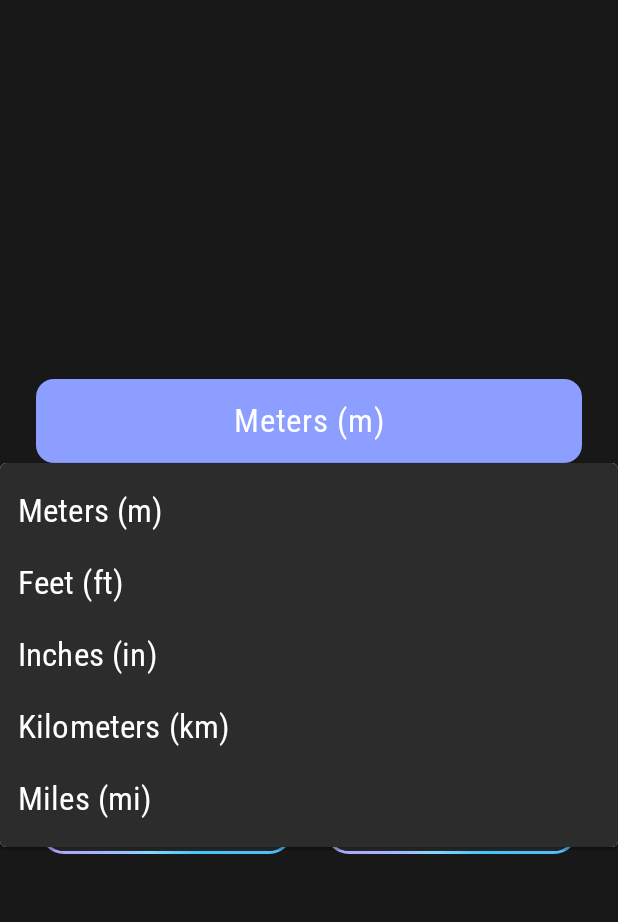
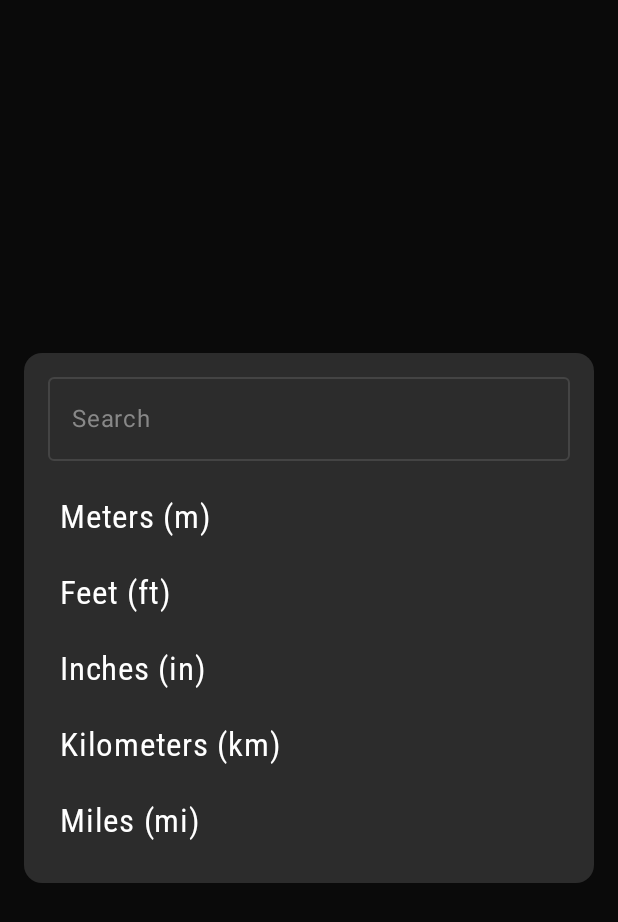
Before and after one commit to Rabbit-Town-Software/convertly, an Android app built with Jetpack Compose: the ConversionActivity screen opened directly, with no data from a screen before it, after a tap on "Meters (m)", on a phone screen of 412 x 824 dp. Shown: the top 922 px of the screen. Run offline under Robolectric (Android 15) with nearby library versions, the phone set to English and light mode, and no system bars; 2 other taps on this screen came first.

Commit message:
Updated The ConversionScreen Dropdown Box
made it prettier

```diff
--- a/app/src/main/java/com/example/unit_converter/ConversionScreen.kt
+++ b/app/src/main/java/com/example/unit_converter/ConversionScreen.kt
@@ -2,31 +2,70 @@ package com.example.unit_converter
 
 import android.annotation.SuppressLint
 import android.widget.Toast
-import androidx.compose.animation.core.*
+import androidx.compose.animation.core.LinearEasing
+import androidx.compose.animation.core.RepeatMode
+import androidx.compose.animation.core.animateFloat
+import androidx.compose.animation.core.infiniteRepeatable
+import androidx.compose.animation.core.rememberInfiniteTransition
+import androidx.compose.animation.core.tween
 import androidx.compose.foundation.background
 import androidx.compose.foundation.clickable
-import androidx.compose.foundation.layout.*
+import androidx.compose.foundation.layout.Arrangement
+import androidx.compose.foundation.layout.Box
+import androidx.compose.foundation.layout.Column
+import androidx.compose.foundation.layout.PaddingValues
+import androidx.compose.foundation.layout.Row
+import androidx.compose.foundation.layout.Spacer
+import androidx.compose.foundation.layout.fillMaxSize
+import androidx.compose.foundation.layout.fillMaxWidth
+import androidx.compose.foundation.layout.height
+import androidx.compose.foundation.layout.heightIn
+import androidx.compose.foundation.layout.padding
+import androidx.compose.foundation.lazy.LazyColumn
+import androidx.compose.foundation.lazy.items
 import androidx.compose.foundation.shape.RoundedCornerShape
 import androidx.compose.foundation.text.KeyboardActions
 import androidx.compose.foundation.text.KeyboardOptions
-import androidx.compose.material3.*
-import androidx.compose.runtime.*
-import androidx.compose.ui.*
+import androidx.compose.material3.Button
+import androidx.compose.material3.ButtonDefaults
+import androidx.compose.material3.LocalTextStyle
+import androidx.compose.material3.OutlinedTextField
+import androidx.compose.material3.OutlinedTextFieldDefaults
+import androidx.compose.material3.Surface
+import androidx.compose.material3.Text
+import androidx.compose.runtime.Composable
+import androidx.compose.runtime.getValue
+import androidx.compose.runtime.mutableStateOf
+import androidx.compose.runtime.remember
+import androidx.compose.runtime.setValue
+import androidx.compose.ui.Alignment
+import androidx.compose.ui.Modifier
 import androidx.compose.ui.draw.drawBehind
 import androidx.compose.ui.geometry.CornerRadius
 import androidx.compose.ui.geometry.Offset
 import androidx.compose.ui.geometry.Size
-import androidx.compose.ui.graphics.*
+import androidx.compose.ui.graphics.Brush
+import androidx.compose.ui.graphics.Color
 import androidx.compose.ui.graphics.drawscope.Stroke
+import androidx.compose.ui.graphics.lerp
 import androidx.compose.ui.hapticfeedback.HapticFeedbackType
-import androidx.compose.ui.platform.*
-import androidx.compose.ui.text.*
+import androidx.compose.ui.platform.LocalClipboardManager
+import androidx.compose.ui.platform.LocalContext
+import androidx.compose.ui.platform.LocalHapticFeedback
+import androidx.compose.ui.platform.LocalSoftwareKeyboardController
+import androidx.compose.ui.text.AnnotatedString
+import androidx.compose.ui.text.TextStyle
 import androidx.compose.ui.text.font.Font
 import androidx.compose.ui.text.font.FontFamily
 import androidx.compose.ui.text.input.ImeAction
 import androidx.compose.ui.text.input.KeyboardType
 import androidx.compose.ui.text.style.TextAlign
-import androidx.compose.ui.unit.*
+import androidx.compose.ui.unit.Dp
+import androidx.compose.ui.unit.TextUnit
+import androidx.compose.ui.unit.dp
+import androidx.compose.ui.unit.sp
+import androidx.compose.ui.window.Dialog
+
 
 /**
  * Screen for converting values between units.
@@ -216,20 +255,23 @@ fun SpinnerDropdown(
     onSelected: (String) -> Unit,
     font: FontFamily,
     backgroundColor: Color,
-    height: Dp = 48.dp,
-    fontSize: TextUnit = 16.sp
+    height: Dp = 56.dp,
+    fontSize: TextUnit = 20.sp
 )
 {
-    var expanded by remember { mutableStateOf(false) }
     val haptics = LocalHapticFeedback.current
+    var showDialog by remember { mutableStateOf(false) }
 
     Box(
         modifier = Modifier
             .fillMaxWidth()
             .height(height)
             .background(backgroundColor, shape = RoundedCornerShape(12.dp))
-            .clickable { expanded = true }
-            .padding(horizontal = 12.dp),
+            .clickable
+            {
+                showDialog = true
+                haptics.performHapticFeedback(HapticFeedbackType.TextHandleMove)
+            }.padding(horizontal = 12.dp),
         contentAlignment = Alignment.Center
     )
     {
@@ -238,35 +280,97 @@ fun SpinnerDropdown(
             color = Color.White,
             fontFamily = font,
             fontSize = fontSize,
-            modifier = Modifier.fillMaxWidth(),
-            textAlign = TextAlign.Center
+            textAlign = TextAlign.Center,
+            modifier = Modifier.fillMaxWidth()
         )
+    }
 
-        DropdownMenu(
-            expanded = expanded,
-            onDismissRequest = { expanded = false },
-            modifier = Modifier
-                .background(Color(0xFF2C2C2C))
-                .fillMaxWidth()
-        )
+    if (showDialog)
+    {
+        Dialog(onDismissRequest = { showDialog = false })
         {
-            options.forEach { item ->
-                DropdownMenuItem(
-                    text =
+            Surface(
+                shape = RoundedCornerShape(12.dp),
+                color = Color(0xFF2C2C2C),
+                modifier = Modifier
+                    .fillMaxWidth()
+                    .padding(16.dp)
+            )
+            {
+                var searchQuery by remember { mutableStateOf("") }
+                val filteredOptions = options.filter()
+                {
+                    it.contains(searchQuery, ignoreCase = true)
+                }
+
+                Column(modifier = Modifier.padding(16.dp))
+                {
+                    OutlinedTextField(
+                        value = searchQuery,
+                        onValueChange = { searchQuery = it },
+                        placeholder = { Text("Search", color = Color.Gray) },
+                        singleLine = true,
+                        textStyle = LocalTextStyle.current.copy(
+                            color = Color.White,
+                            fontFamily = font,
+                            fontSize = 18.sp
+                        ),
+                        colors = OutlinedTextFieldDefaults.colors(
+                            focusedBorderColor = Color(0xFF8C9EFF),
+                            unfocusedBorderColor = Color.DarkGray,
+                            cursorColor = Color(0xFF8C9EFF)
+                        ),
+                        modifier = Modifier
+                            .fillMaxWidth()
+                            .background(Color(0xFF2C2C2C))
+                    )
+
+                    Spacer(modifier = Modifier.height(12.dp))
+
+                    LazyColumn(
+                        modifier = Modifier
+                            .fillMaxWidth()
+                            .heightIn(max = 300.dp)
+                    )
+                    {
+                        items(filteredOptions)
                         {
-                            Text(item, fontFamily = font, color = Color.White, fontSize = fontSize)
-                        },
-                    onClick =
+                            item ->
+                            Text(
+                                text = item,
+                                color = Color.White,
+                                fontFamily = font,
+                                fontSize = fontSize,
+                                modifier = Modifier.fillMaxWidth().clickable
+                                {
+                                    haptics.performHapticFeedback(HapticFeedbackType.LongPress)
+                                    onSelected(item)
+                                    showDialog = false
+                                }.padding(vertical = 12.dp, horizontal = 8.dp)
+                            )
+                        }
+
+                        if (filteredOptions.isEmpty())
                         {
-                            haptics.performHapticFeedback(HapticFeedbackType.TextHandleMove)
-                            onSelected(item)
-                            expanded = false
+                            item()
+                            {
+                                Text(
+                                    text = "No results",
+                                    color = Color.Gray,
+                                    fontFamily = font,
+                                    fontSize = 16.sp,
+                                    textAlign = TextAlign.Center,
+                                    modifier = Modifier.fillMaxWidth().padding(12.dp)
+                                )
+                            }
                         }
-                )
+                    }
+                }
             }
         }
     }
 }
+
 
 /**
  * Reusable animated button with optional RGB border animation.
```
